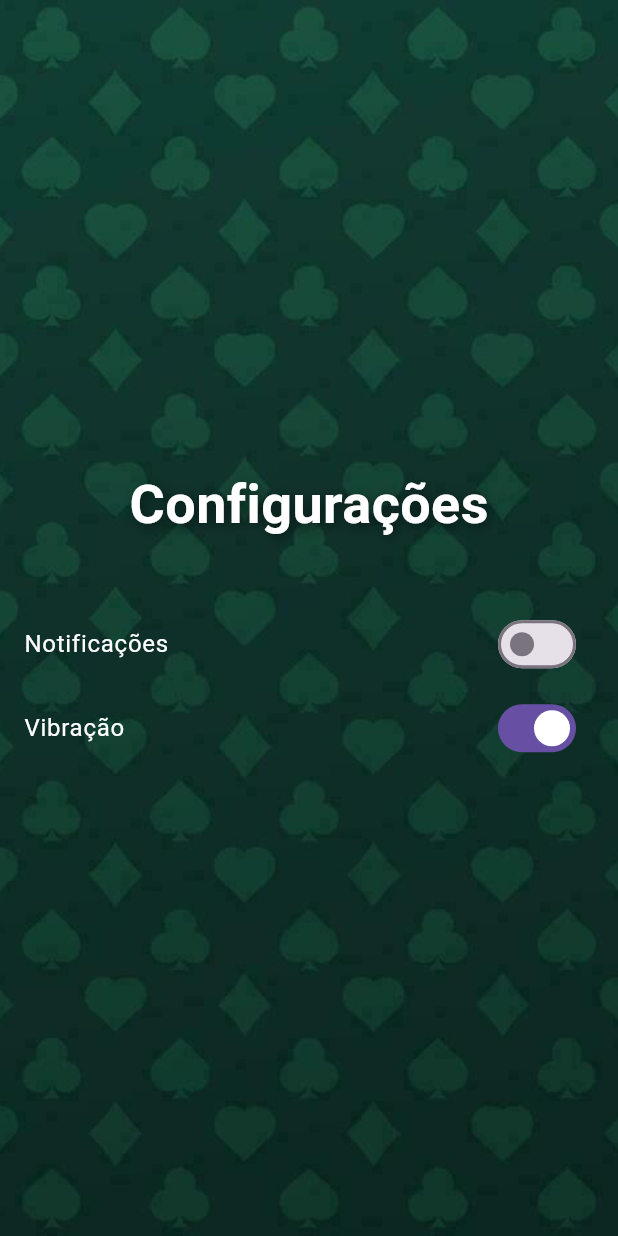
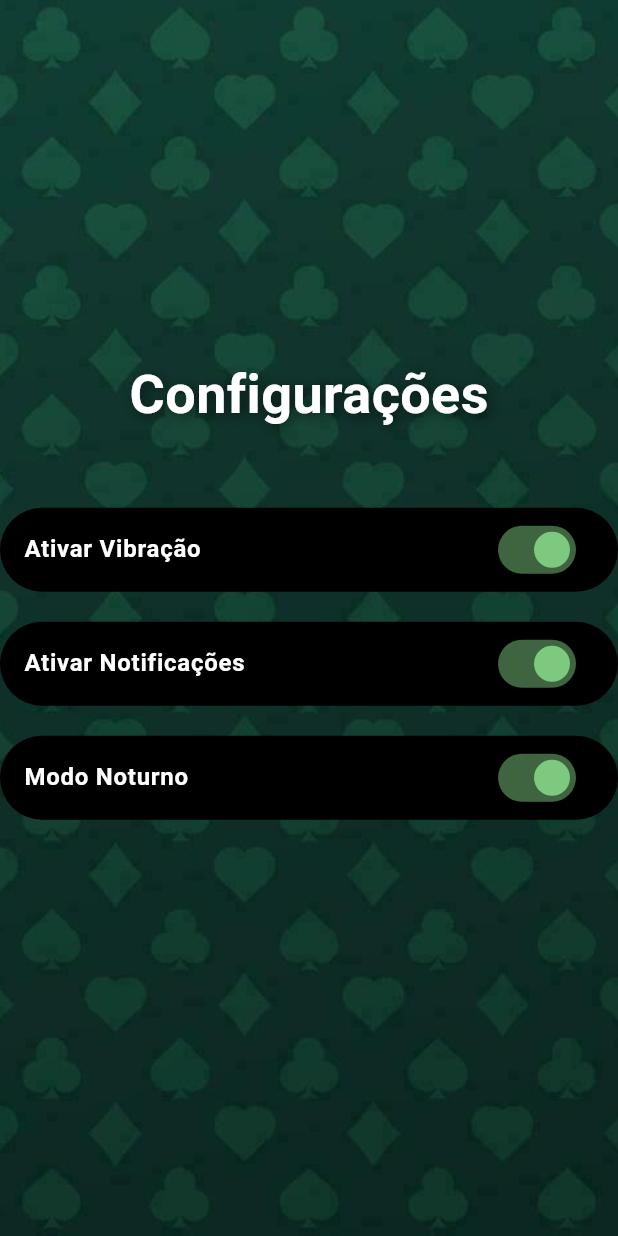
Before and after one commit to vichsort/trucaralhov2, a Flutter app: the ConfigPage screen opened directly, on a phone screen of 412 x 824 dp. Run offline on Flutter 3.47's test engine with Material 3 defaults, Android fonts, the phone set to English and light mode, and no system bars; our stand-ins replace flutter_local_notifications, sqflite, vibration; accounts and stored records are empty.

Commit message:
Update configs.dart

```diff
--- a/lib/screens/configs.dart
+++ b/lib/screens/configs.dart
@@ -9,14 +9,41 @@ class ConfigPage extends StatefulWidget {
 }
 
 class _ConfigPageState extends State<ConfigPage> {
-  bool light0 = false;
-  bool light1 = true;
+  bool isVibrationEnabled = true;
+  bool isNotificationEnabled = true;
+  bool isDarkModeEnabled = true;
 
   Future<void> _vibrate() async {
     bool? hasVibrator = await Vibration.hasVibrator();
-    if (hasVibrator == true) {
+    if (hasVibrator == true && isVibrationEnabled) {
       Vibration.vibrate(duration: 50);
     }
+  }
+
+  Widget buildSwitchTile(
+    String title,
+    bool value,
+    void Function(bool) onChanged,
+  ) {
+    return Container(
+      margin: const EdgeInsets.symmetric(vertical: 10),
+      decoration: BoxDecoration(
+        color: Colors.black,
+        borderRadius: BorderRadius.circular(30),
+      ),
+      child: SwitchListTile(
+        title: Text(
+          title,
+          style: const TextStyle(
+            color: Colors.white,
+            fontWeight: FontWeight.bold,
+          ),
+        ),
+        value: value,
+        onChanged: onChanged,
+        activeColor: const Color.fromARGB(255, 124, 201, 127),
+      ),
+    );
   }
 
   @override
@@ -34,7 +61,7 @@ class _ConfigPageState extends State<ConfigPage> {
             child: SingleChildScrollView(
               child: Column(
                 mainAxisAlignment: MainAxisAlignment.center,
-                children: <Widget>[
+                children: [
                   const Text(
                     'Configurações',
                     style: TextStyle(
@@ -51,40 +78,25 @@ class _ConfigPageState extends State<ConfigPage> {
                     ),
                   ),
                   const SizedBox(height: 40),
-                  Column(
-                    children: [
-                      SwitchListTile(
-                        title: const Text(
-                          'Notificações',
-                          style: TextStyle(color: Colors.white),
-                        ),
-                        value: light0,
-                        onChanged: (bool value) {
-                          setState(() {
-                            light0 = value;
-                          });
-                          if (value && light1) {
-                            _vibrate();
-                          }
-                        },
-                      ),
-                      SwitchListTile(
-                        title: const Text(
-                          'Vibração',
-                          style: TextStyle(color: Colors.white),
-                        ),
-                        value: light1,
-                        onChanged: (bool value) {
-                          setState(() {
-                            light1 = value;
-                          });
-                          if (value) {
-                            _vibrate();
-                          }
-                        },
-                      ),
-                    ],
+                  buildSwitchTile('Ativar Vibração', isVibrationEnabled, (
+                    value,
+                  ) {
+                    setState(() => isVibrationEnabled = value);
+                    _vibrate();
+                  }),
+                  buildSwitchTile(
+                    'Ativar Notificações',
+                    isNotificationEnabled,
+                    (value) {
+                      setState(() => isNotificationEnabled = value);
+                      _vibrate();
+                    },
                   ),
+                  buildSwitchTile('Modo Noturno', isDarkModeEnabled, (value) {
+                    setState(() => isDarkModeEnabled = value);
+                    _vibrate();
+                  }),
+                  const SizedBox(height: 30),
                 ],
               ),
             ),
```
